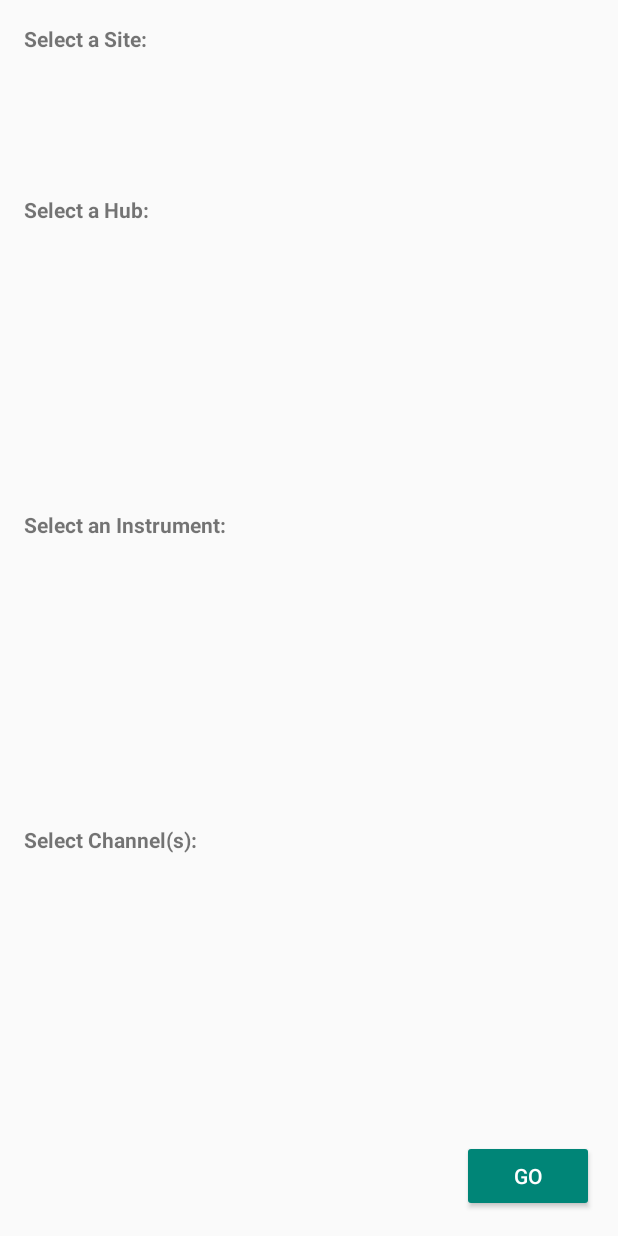
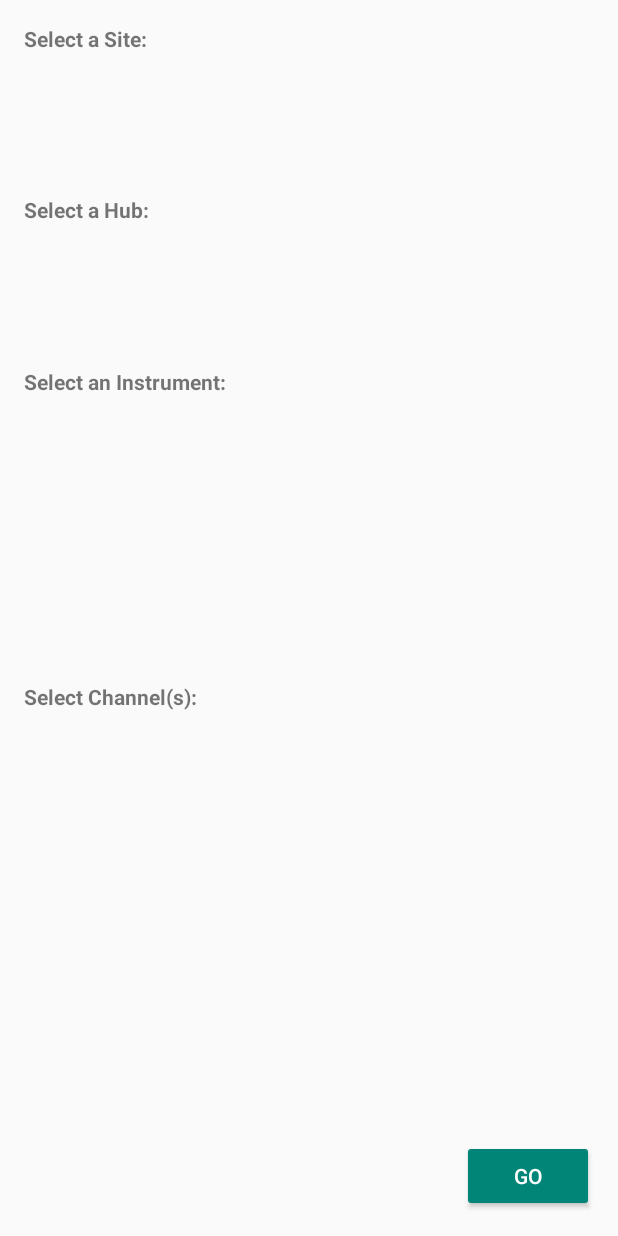
Before and after one commit to mdevsyd/EnviroNodeViewer, an Android app: the screen it shows after launch (SearchActivity), on a phone screen of 412 x 824 dp. Run offline under Robolectric (Android 15) with nearby library versions, the phone set to English and light mode, and no system bars.

```diff
--- a/app/src/main/res/layout/activity_search.xml
+++ b/app/src/main/res/layout/activity_search.xml
@@ -14,7 +14,7 @@
     <TextView
         android:layout_width="match_parent"
         android:layout_height="wrap_content"
-        android:text="Select a Site:"
+        android:text="@string/select_a_site"
         android:textStyle="bold"/>
     <ListView
         android:id="@+id/siteLv"
@@ -26,20 +26,20 @@
     <TextView
         android:layout_width="match_parent"
         android:layout_height="wrap_content"
-        android:text="Select a Hub:"
+        android:text="@string/select_a_hub"
         android:textStyle="bold"/>
     <ListView
 
         android:id="@+id/hubLv"
         android:layout_width="match_parent"
         android:layout_height="0dp"
-        android:layout_weight="2"
+        android:layout_weight="1"
 
         />
     <TextView
         android:layout_width="match_parent"
         android:layout_height="wrap_content"
-        android:text="Select an Instrument:"
+        android:text="@string/select_an_instrument"
         android:textStyle="bold"/>
 
     <ListView
@@ -51,14 +51,14 @@
     <TextView
         android:layout_width="match_parent"
         android:layout_height="wrap_content"
-        android:text="Select Channel(s):"
+        android:text="@string/select_channel_s"
         android:textStyle="bold"/>
 
     <ListView
         android:id="@+id/channelsLv"
         android:layout_width="match_parent"
         android:layout_height="0dp"
-        android:layout_weight="2"
+        android:layout_weight="3"
         />
 
     <Button
```
